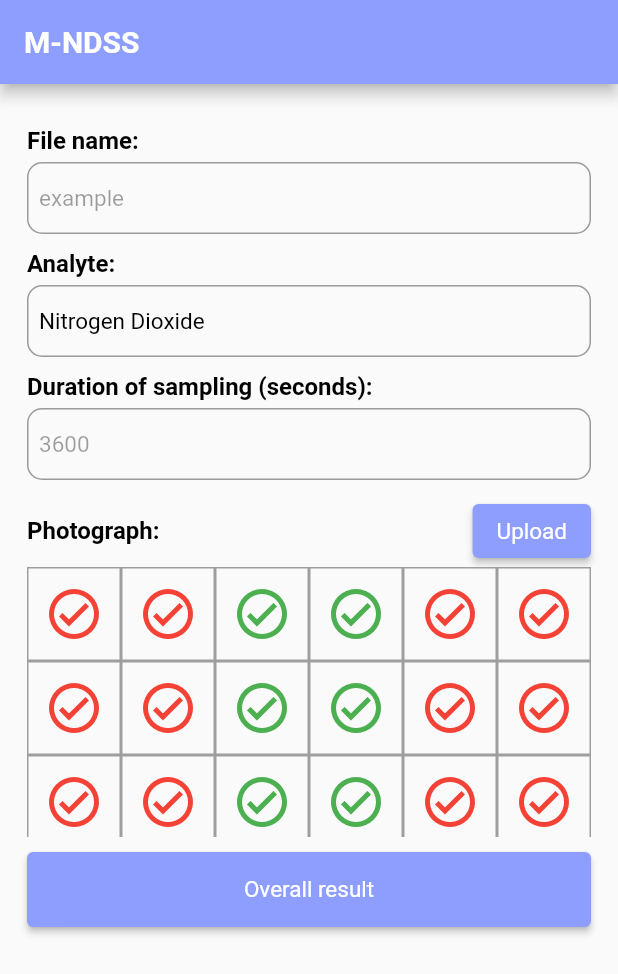
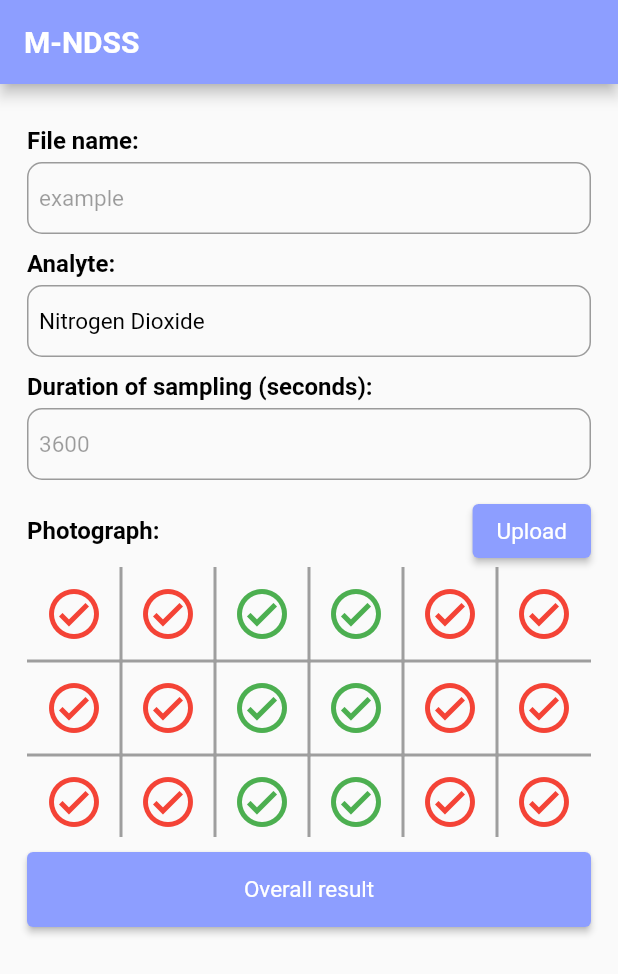
Before and after one commit to Kitiyaparnnn/NDSS-Software, a Flutter app: the screen it shows after launch, on a phone screen of 412 x 824 dp. Shown: the top 974 px of the screen. Run offline on Flutter 3.47's test engine with Material 2 defaults, Android fonts, the phone set to English and light mode, and no system bars; our stand-ins replace bot_toast, csv, flutter_native_splash, google_fonts, image_cropper, image_picker and 4 more; missing offline and left inert: image_pixels, scidart; Roboto replaces fonts that are missing (Sarabun); statements that could not run were skipped.

Commit message:
edit grid layout

```diff
--- a/lib/pages/InputPage/InputPage.dart
+++ b/lib/pages/InputPage/InputPage.dart
@@ -169,9 +169,9 @@ class _MyHomePageState extends State<MyHomePage> {
     }
 
     return Container(
-      // height: 180 / 3,
       decoration: BoxDecoration(
-        border: Border.all(color: Colors.grey),
+        border: Border.all(
+            color: Colors.grey, strokeAlign: BorderSide.strokeAlignOutside),
       ),
       child: isIcon,
     );
@@ -328,7 +328,6 @@ class _MyHomePageState extends State<MyHomePage> {
                                   height: 180,
                                   constraints: BoxConstraints(
                                     maxWidth: MediaQuery.of(context).size.width,
-                                    maxHeight: 180,
                                   ),
                                   decoration: BoxDecoration(
                                     shape: BoxShape.rectangle,
@@ -338,7 +337,7 @@ class _MyHomePageState extends State<MyHomePage> {
                                       imageFile != null
                                           ? Image.file(imageFile!,
                                               width: double.infinity,
-                                              height: 180,
+                                              height: 179,
                                               semanticLabel: "18-well plates",
                                               fit: BoxFit.fill)
                                           : Center(
--- a/pubspec.yaml
+++ b/pubspec.yaml
@@ -17,7 +17,7 @@ publish_to: 'none' # Remove this line if you wish to publish to pub.dev
 # https://developer.apple.com/library/archive/documentation/General/Reference/InfoPlistKeyReference/Articles/CoreFoundationKeys.html
 # In Windows, build-name is used as the major, minor, and patch parts
 # of the product and file versions while build-number is used as the build suffix.
-version: 1.0.0+6
+version: 1.0.0+8
 
 environment:
   sdk: '>=2.18.0-271.4.beta <3.0.0'
```
